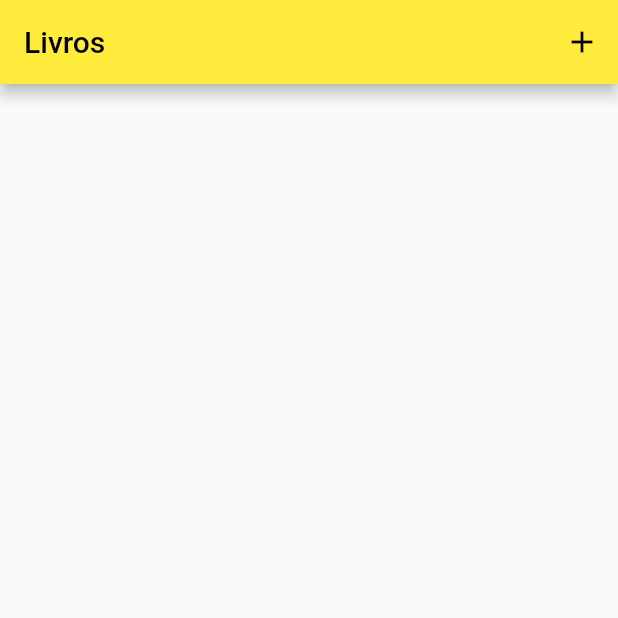
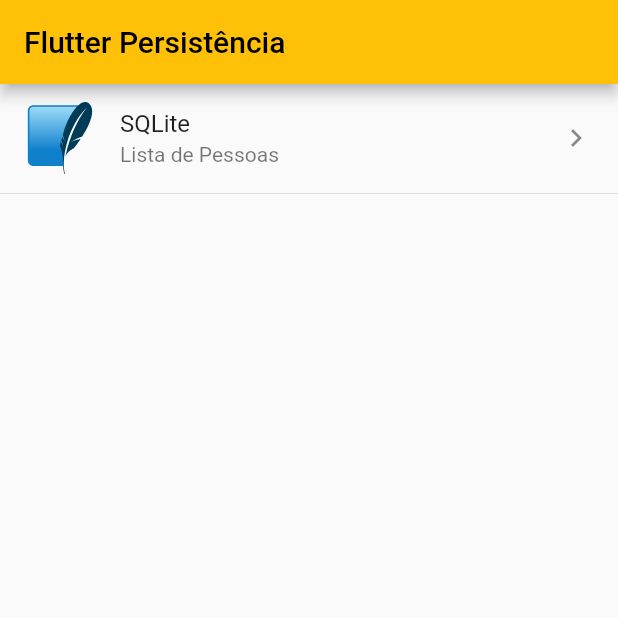
Before and after one commit to ApoloRossi/BooksPersistence, a Flutter app: the screen it shows after launch, on a phone screen of 412 x 824 dp, the top half of it. Run offline on Flutter 3.47's test engine with Material 2 defaults, Android fonts, the phone set to English and light mode, and no system bars; our stand-ins replace flutter_svg, sqflite; accounts and stored records are empty.

Commit message:
Setup project

```diff
--- a/lib/main.dart
+++ b/lib/main.dart
@@ -1,4 +1,6 @@
 import 'package:flutter/material.dart';
+import 'package:livros/screens/home.dart';
+import 'package:livros/sqlite/listPerson.dart';
 
 void main() {
   runApp(const MyApp());
@@ -12,9 +14,13 @@ class MyApp extends StatelessWidget {
     return MaterialApp(
       title: 'Flutter Demo',
       theme: ThemeData(
-        primarySwatch: Colors.yellow,
+        primarySwatch: Colors.amber,
       ),
-      home: const MyHomePage(title: 'Livros')
+      initialRoute: "/",
+      routes: {
+        "/": (context) => const Home(),
+        "/person": (context) => const ListPerson(),
+      },
     );
   }
 }
--- /dev/null
+++ b/lib/screens/home.dart
@@ -0,0 +1,29 @@
+import 'package:livros/utils/customWidgets.dart';
+import 'package:flutter/material.dart';
+
+class Home extends StatelessWidget {
+  const Home({Key? key}) : super(key: key);
+
+  final Text title = const Text("Flutter Persistência");
+
+  @override
+  Widget build(BuildContext context) {
+    return Scaffold(
+      appBar: AppBar(title: title),
+      body: ListView(
+          children: [
+            ListTile(
+              leading: buildSvgIcon("images/sqlite-icon.svg"),
+              title: const Text("SQLite"),
+              subtitle: const Text("Lista de Pessoas"),
+              trailing: const Icon(Icons.navigate_next),
+              onTap: (){
+                Navigator.pushNamed(context, "/person");
+              },
+            ),
+            divisorListMain(),
+          ]
+      ),
+    );
+  }
+}
--- /dev/null
+++ b/lib/utils/customWidgets.dart
@@ -0,0 +1,13 @@
+import 'package:flutter/material.dart';
+import 'package:flutter_svg/flutter_svg.dart';
+
+Widget buildSvgIcon(String pathName) => SvgPicture.asset(
+  pathName,
+  width: 48,
+  height: 48
+);
+
+Widget divisorListMain() => const Divider(
+  height: 2,
+  color: Colors.black12,
+);
```
Also changed, not shown: lib/sqlite/AddPerson.dart (added, +80 -0 lines), lib/sqlite/daos/PersonDao.dart (added, +37 -0 lines), lib/sqlite/listPerson.dart (added, +70 -0 lines), lib/sqlite/models/Person.dart (added, +8 -0 lines), pubspec.yaml (+8 -4 lines), images/db.svg (added), images/firebase-icon.svg (added), images/firebase.svg (added), images/sqlite-icon.svg (added), pubspec.lock.
